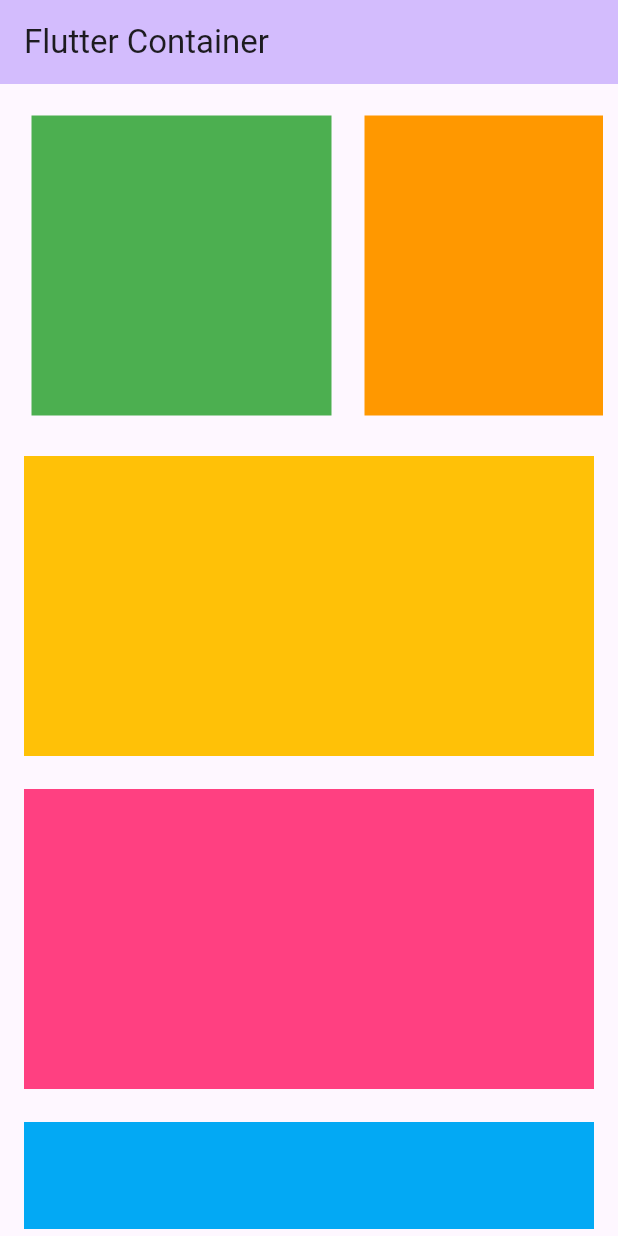
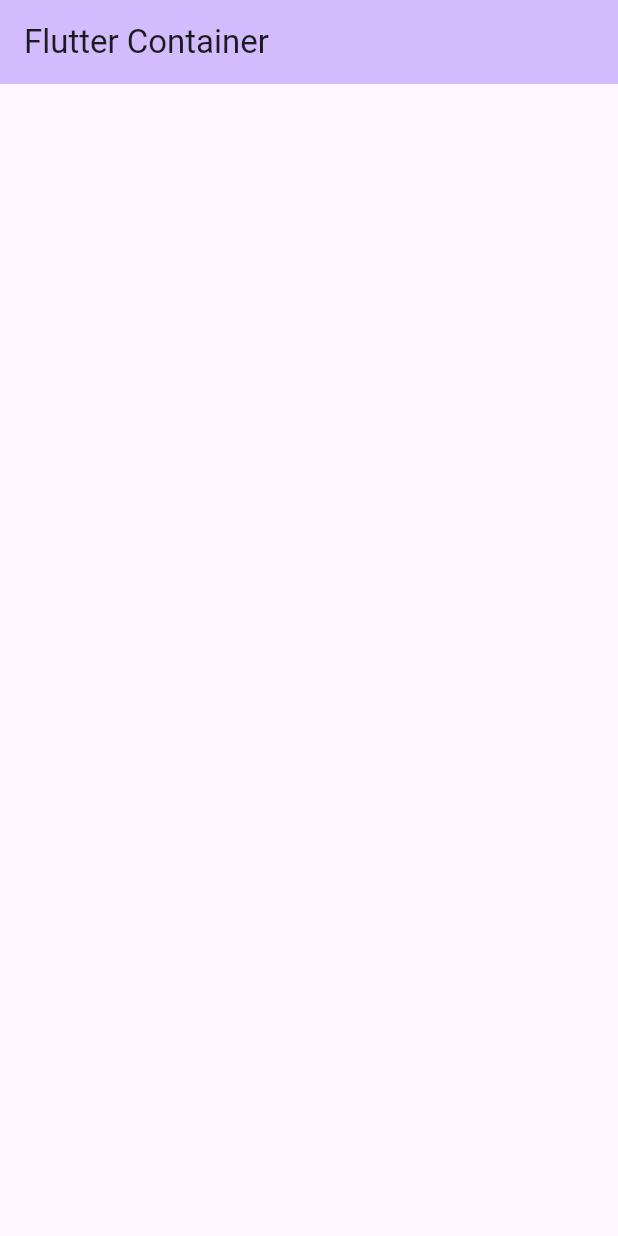
Before and after one commit to Aditya-255/Flutter, a Flutter app: the screen it shows after launch, on a phone screen of 412 x 824 dp. Run offline on Flutter 3.47's test engine with Material 3 defaults, Android fonts, the phone set to English and light mode, and no system bars.

Commit message:
add more code

```diff
--- a/demo/lib/main.dart
+++ b/demo/lib/main.dart
@@ -69,6 +69,7 @@
 
   @override
   Widget build(BuildContext context) {
+    var arrName = ["abcd", "efgh", "ijkl", " vbdbnb", "kncjkda", "ksdsgc"];
     // This method is rerun every time setState is called, for instance as done
     // by the _incrementCounter method above.
     //
@@ -221,61 +222,141 @@
           //     ),
           //   ),
           // ),
-          Padding(
-            padding: const EdgeInsets.all(5.0),
-            child: SingleChildScrollView(
-              child: Column(
-                children: [
-                  Padding(
-                    padding: const EdgeInsets.all(5.0),
-                    child: SingleChildScrollView(
-                      scrollDirection: Axis.horizontal,
-                      child: Row(
-                        children: [
-                          Container(
-                            margin: EdgeInsets.all(11),
-                            height: 200,
-                            width: 200,
-                            color: Colors.green,
-                          ),
-                          Container(
-                            margin: EdgeInsets.all(11),
-                            height: 200,
-                            width: 200,
-                            color: Colors.orange,
-                          ),
-                          Container(
-                            margin: EdgeInsets.all(11),
-                            height: 200,
-                            width: 200,
-                            color: Colors.purple,
-                          ),
-                        ],
-                      ),
-                    ),
-                  ),
-                  Container(
-                    margin: EdgeInsets.all(11),
-                    height: 200,
-                    // width: 200,
-                    color: Colors.amber,
-                  ),
-                  Container(
-                    margin: EdgeInsets.all(11),
-                    height: 200,
-                    // width: 200,
-                    color: Colors.pinkAccent,
-                  ),
-                  Container(
-                    margin: EdgeInsets.all(11),
-                    height: 200,
-                    // width: 200,
-                    color: Colors.lightBlue,
-                  ),
-                ],
-              ),
-            ),
-          ),
+          // Padding(
+          //   padding: const EdgeInsets.all(5.0),
+          //   child: SingleChildScrollView(
+          //     child: Column(
+          //       children: [
+          //         Padding(
+          //           padding: const EdgeInsets.all(5.0),
+          //           child: SingleChildScrollView(
+          //             scrollDirection: Axis.horizontal,
+          //             child: Row(
+          //               children: [
+          //                 Container(
+          //                   margin: EdgeInsets.all(11),
+          //                   height: 200,
+          //                   width: 200,
+          //                   color: Colors.green,
+          //                 ),
+          //                 Container(
+          //                   margin: EdgeInsets.all(11),
+          //                   height: 200,
+          //                   width: 200,
+          //                   color: Colors.orange,
+          //                 ),
+          //                 Container(
+          //                   margin: EdgeInsets.all(11),
+          //                   height: 200,
+          //                   width: 200,
+          //                   color: Colors.purple,
+          //                 ),
+          //               ],
+          //             ),
+          //           ),
+          //         ),
+          //         Container(
+          //           margin: EdgeInsets.all(11),
+          //           height: 200,
+          //           // width: 200,
+          //           color: Colors.amber,
+          //         ),
+          //         Container(
+          //           margin: EdgeInsets.all(11),
+          //           height: 200,
+          //           // width: 200,
+          //           color: Colors.pinkAccent,
+          //         ),
+          //         Container(
+          //           margin: EdgeInsets.all(11),
+          //           height: 200,
+          //           // width: 200,
+          //           color: Colors.lightBlue,
+          //         ),
+          //       ],
+          //     ),
+          //   ),
+          // ),
+          // ListView(
+          //   scrollDirection: Axis.horizontal,
+          //   reverse: true,
+          //   children: [
+          //     Padding(
+          //       padding: const EdgeInsets.all(8.0),
+          //       child: Text("Helloo"),
+          //     ),
+          //     Padding(
+          //       padding: const EdgeInsets.all(8.0),
+          //       child: Text("Hellooo"),
+          //     ),
+          //     Padding(
+          //       padding: const EdgeInsets.all(8.0),
+          //       child: Text("Helloooo"),
+          //     ),
+          //   ],
+          // ),
+          // ListView.builder(
+          //   itemBuilder: (context, index) {
+          //     return Text(
+          //       arrName[index],
+          //       style: TextStyle(fontSize: 10, fontWeight: FontWeight.bold),
+          //     );
+          //   },
+          //   itemCount: arrName.length,
+          //   scrollDirection: Axis.horizontal,
+          //   itemExtent: 100,
+          // ),
+          // ListView.separated(
+          //   itemBuilder: (context, index) {
+          //     return Row(
+          //       children: [
+          //         Padding(
+          //           padding: const EdgeInsets.all(8.0),
+          //           child: Column(
+          //             children: [
+          //               Text(
+          //                 arrName[index],
+          //                 style: TextStyle(
+          //                   fontSize: 10,
+          //                   fontWeight: FontWeight.bold,
+          //                 ),
+          //               ),
+          //               Padding(
+          //                 padding: const EdgeInsets.all(8.0),
+          //                 child: Text(
+          //                   arrName[index],
+          //                   style: TextStyle(
+          //                     fontSize: 10,
+          //                     fontWeight: FontWeight.bold,
+          //                   ),
+          //                 ),
+          //               ),
+          //             ],
+          //           ),
+          //         ),
+
+          //         Padding(
+          //           padding: const EdgeInsets.all(8.0),
+          //           child: Text(
+          //             arrName[index],
+          //             style: TextStyle(
+          //               fontSize: 10,
+          //               fontWeight: FontWeight.bold,
+          //             ),
+          //           ),
+          //         ),
+          //       ],
+          //     );
+          //   },
+          //   itemCount: arrName.length,
+          //   // scrollDirection: Axis.horizontal,
+          //   separatorBuilder: (context, index) {
+          //     return Divider(height: 100, thickness: 4);
+          //   },
+          // ),
+          Container(
+
+          )
     );
   }
 }
```
